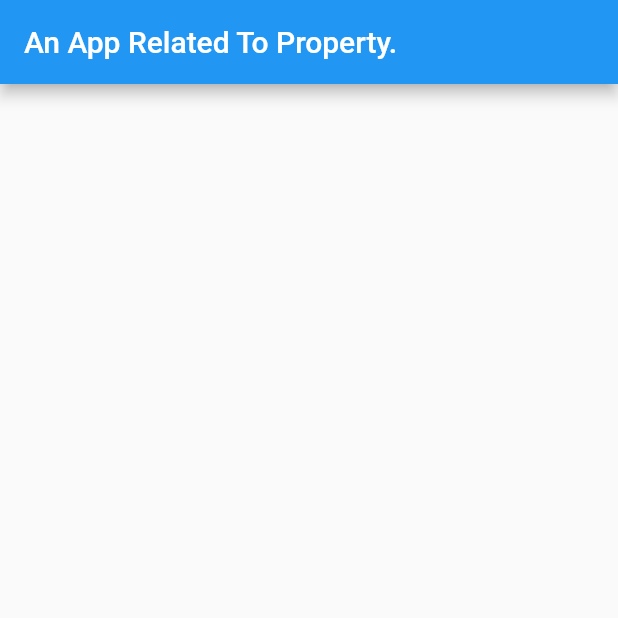
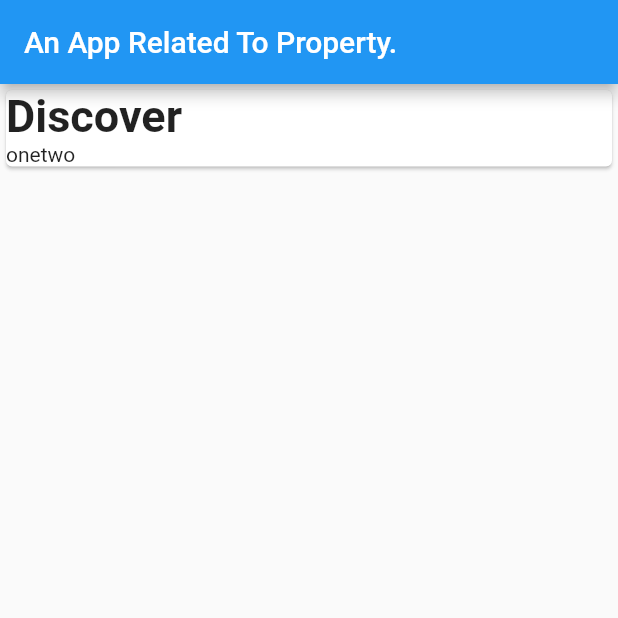
Before and after one commit to thefarismd/property_app, a Flutter app: the screen it shows after launch, on a phone screen of 412 x 824 dp, the top half of it. Run offline on Flutter 3.47's test engine with Material 2 defaults, Android fonts, the phone set to English and light mode, and no system bars; our stand-ins replace animated_splash_screen, lottie, page_transition.

Commit message:
half build discoverfeature. added card widget

```diff
--- a/lib/widgets/homescreen.dart
+++ b/lib/widgets/homescreen.dart
@@ -12,6 +12,18 @@ class HomeScreen extends StatelessWidget {
           style: TextStyle(color: Colors.white),
         ),
       ),
+      body: Card(
+          child: Column(
+        mainAxisSize: MainAxisSize.min,
+        crossAxisAlignment: CrossAxisAlignment.start,
+        children: [
+          const Text('Discover',
+              style: TextStyle(fontSize: 30, fontWeight: FontWeight.bold)),
+          Row(
+            children: const [Text('one'), Text('two')],
+          )
+        ],
+      )),
     );
   }
 }
```
